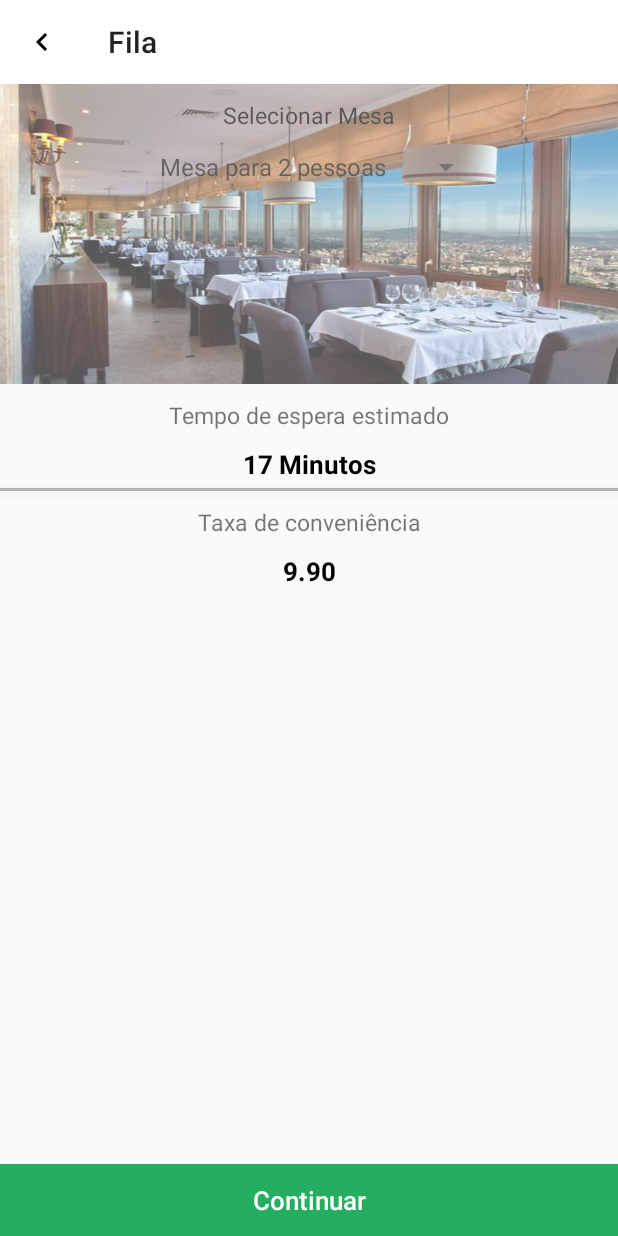
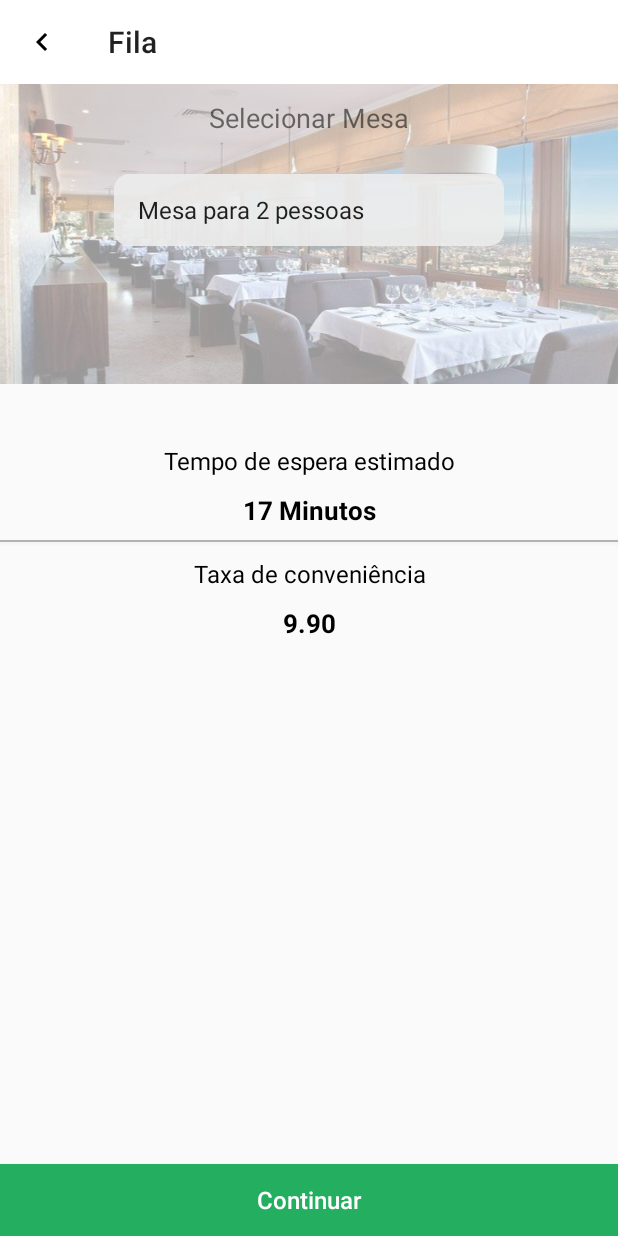
Before and after one commit to FranciscoSViana/QueueupSemestreFinalKotlin, an Android app: the FilaInfo screen opened directly, with no data from a screen before it, on a phone screen of 412 x 824 dp. Run offline under Robolectric (Android 15) with nearby library versions, the phone set to English and light mode, and no system bars.

Commit message:
update layout

```diff
--- a/QueueUp/app/src/main/java/com/example/queueup/view/LoginActivity.kt
+++ b/QueueUp/app/src/main/java/com/example/queueup/view/LoginActivity.kt
@@ -36,10 +36,11 @@ class LoginActivity : AppCompatActivity(), View.OnClickListener {
         if (v.id == R.id.button_login) {
             handleLogin()
         } else if (v.id == R.id.button_register) {
-            startActivity(Intent(this, RegisterOptionActivity::class.java))
+            //startActivity(Intent(this, RegisterOptionActivity::class.java))
+            startActivity(Intent(this, QueueTimeActivity::class.java))
 
             //Para aparecer o modal
-            /* val mDialogView = LayoutInflater.from(this).inflate(R.layout.modal_queuetime, null);
+             /*val mDialogView = LayoutInflater.from(this).inflate(R.layout.modal_queuetime, null);
              val mBuilder = AlertDialog.Builder(this)
                  .setView(mDialogView)
              //show dialog
--- a/QueueUp/app/src/main/java/com/example/queueup/view/QueueTimeActivity.kt
+++ b/QueueUp/app/src/main/java/com/example/queueup/view/QueueTimeActivity.kt
@@ -13,7 +13,8 @@ class QueueTimeActivity : AppCompatActivity() {
         setSupportActionBar(findViewById(R.id.toolbar_userhomepage))
         //configurações do menu
         val bottomNavigationView = findViewById<BottomNavigationView>(R.id.bottom_navigation).also {
-            it.selectedItemId = R.id.navigationRestaurant
+            it.selectedItemId = R.id.navigationFila
+
         }
 
         bottomNavigationView.setOnNavigationItemSelectedListener{
--- a/QueueUp/app/src/main/java/com/example/queueup/view/UserHomePageActivity.kt
+++ b/QueueUp/app/src/main/java/com/example/queueup/view/UserHomePageActivity.kt
@@ -36,7 +36,6 @@ class UserHomePageActivity : AppCompatActivity(), View.OnClickListener {
         val bottomNavigationView = findViewById<BottomNavigationView>(R.id.bottom_navigation).also {
             it.selectedItemId = R.id.navigationRestaurant
         }
-
         bottomNavigationView.setOnNavigationItemSelectedListener{
             when (it.itemId){
                 R.id.navigationFila -> {
--- /dev/null
+++ b/QueueUp/app/src/main/res/drawable/background_spinner.xml
@@ -0,0 +1,6 @@
+<?xml version="1.0" encoding="utf-8"?>
+<shape xmlns:android="http://schemas.android.com/apk/res/android">
+        <solid android:color="#E6EDEDED"/>
+        <corners android:radius="10dp"/>
+        <padding android:right="10dp"/>
+</shape>
--- /dev/null
+++ b/QueueUp/app/src/main/res/drawable/selector.xml
@@ -0,0 +1,5 @@
+<?xml version="1.0" encoding="utf-8"?>
+<selector xmlns:android="http://schemas.android.com/apk/res/android">
+    <item android:state_checked="false" android:color="#000000" />
+    <item android:state_checked="true" android:color="#13AC1A" />
+</selector>
--- a/QueueUp/app/src/main/res/layout/activity_fila_info.xml
+++ b/QueueUp/app/src/main/res/layout/activity_fila_info.xml
@@ -25,8 +25,7 @@
         android:id="@+id/id_layoutImage"
         android:layout_width="match_parent"
         android:layout_height="200dp"
-        android:background="@drawable/mesas"
-        android:alpha="0.65">
+        android:background="@drawable/mesas">
 
         <TextView
             android:id="@+id/tv_selecionarmesa"
@@ -34,26 +33,27 @@
             android:layout_width="match_parent"
             android:layout_height="wrap_content"
             android:text="Selecionar Mesa"
-            android:textSize="15sp"
-            android:textColor="#000000"
+            android:textSize="18sp"
             android:textAlignment="center">
         </TextView>
 
         <Spinner
+            android:layout_marginTop="25dp"
             android:layout_below="@+id/tv_selecionarmesa"
-            android:layout_width="wrap_content"
+            android:id="@+id/spinner_fila"
+            android:layout_width="260dp"
             android:layout_height="wrap_content"
-            android:id="@+id/spinner_fila"
-            android:layout_centerHorizontal="true"/>
-
+            android:layout_centerHorizontal="true"
+            android:background="@drawable/background_spinner" />
     </RelativeLayout>
     <TextView
-        android:layout_marginTop="10dp"
+        android:layout_marginTop="40dp"
         app:layout_constraintTop_toBottomOf="@+id/id_layoutImage"
         android:id="@+id/tv_filatempo"
         android:layout_width="match_parent"
         android:layout_height="wrap_content"
-        android:textSize="15sp"
+        android:textSize="16sp"
+        android:textColor="#000000"
         android:text="Tempo de espera estimado"
         android:textAlignment="center"/>
     <TextView
@@ -71,11 +71,11 @@
     <View
         android:id="@+id/v_linha_fila"
         android:layout_width="match_parent"
-        android:layout_height="2dp"
-        android:layout_marginTop="4dp"
+        android:layout_height="1dp"
+        android:layout_marginTop="8dp"
         android:background="#45000000"
-        android:elevation="5dp"
-        app:layout_constraintTop_toBottomOf="@+id/tv_minutos"/>
+        android:elevation="2dp"
+        app:layout_constraintTop_toBottomOf="@+id/tv_minutos" />
 
     <TextView
         android:layout_marginTop="10dp"
@@ -83,7 +83,8 @@
         android:id="@+id/tv_taxa"
         android:layout_width="match_parent"
         android:layout_height="0dp"
-        android:textSize="15sp"
+        android:textSize="16sp"
+        android:textColor="#000000"
         android:text="Taxa de conveniência"
         android:textAlignment="center"/>
 
@@ -99,6 +100,8 @@
         android:textColor="#000000"
         android:autoSizeMaxTextSize="17dp"
         android:textAlignment="center"/>
+
+
     <Button
         android:id="@+id/bt_fila"
         app:layout_constraintBottom_toBottomOf="parent"
@@ -106,7 +109,7 @@
         android:text="Continuar"
         android:textAllCaps="false"
         android:textColor="#ffffff"
-        android:textSize="17sp"
+        android:textSize="16sp"
         android:layout_width="match_parent"
         android:layout_height="wrap_content"/>
 </androidx.constraintlayout.widget.ConstraintLayout>
--- a/QueueUp/app/src/main/res/layout/activity_login.xml
+++ b/QueueUp/app/src/main/res/layout/activity_login.xml
@@ -15,7 +15,8 @@
             android:layout_height="wrap_content"
             android:layout_marginStart="16dp"
             android:layout_marginEnd="16dp"
-            android:orientation="vertical">
+            android:orientation="vertical"
+            android:layout_gravity="center">
 
 
             <ImageView
--- a/QueueUp/app/src/main/res/layout/activity_queue_time.xml
+++ b/QueueUp/app/src/main/res/layout/activity_queue_time.xml
@@ -67,7 +67,8 @@
             android:layout_width="match_parent"
             android:layout_height="wrap_content"
             android:background="@color/colorPrimaryToolbar"
-            app:menu="@menu/bottom_navigation" />
+            app:menu="@menu/bottom_navigation"
+            app:itemIconTint="@drawable/selector"/>
     </LinearLayout>
 
 
--- a/QueueUp/app/src/main/res/layout/activity_restaurant_list.xml
+++ b/QueueUp/app/src/main/res/layout/activity_restaurant_list.xml
@@ -41,7 +41,8 @@
             android:layout_width="match_parent"
             android:layout_height="wrap_content"
             android:background="@color/colorPrimaryToolbar"
-            app:menu="@menu/bottom_navigation" />
+            app:menu="@menu/bottom_navigation"
+            app:itemIconTint="@drawable/selector"/>
     </LinearLayout>
 
 
--- a/QueueUp/app/src/main/res/layout/activity_user_home_page.xml
+++ b/QueueUp/app/src/main/res/layout/activity_user_home_page.xml
@@ -60,7 +60,8 @@
             android:layout_width="match_parent"
             android:layout_height="wrap_content"
             android:background="@color/colorPrimaryToolbar"
-            app:menu="@menu/bottom_navigation" />
+            app:menu="@menu/bottom_navigation"
+            app:itemIconTint="@drawable/selector"/>
     </LinearLayout>
 
 
```
Also changed, not shown: QueueUp/app/src/main/AndroidManifest.xml (+21 -8 lines), QueueUp/app/src/main/java/com/example/queueup/view/RestaurantListActivity.kt (+23 -0 lines), QueueUp/app/src/main/res/drawable/background_color.xml (added, +7 -0 lines), QueueUp/app/src/main/res/drawable/ic_baseline_expand_more.xml (added, +10 -0 lines), QueueUp/app/src/main/res/layout/activity_restaurant_details.xml (+11 -9 lines), QueueUp/app/src/main/res/layout/modal_queuetime.xml (+26 -2 lines), QueueUp/app/src/main/res/menu/bottom_navigation.xml (+3 -4 lines), QueueUp/app/src/main/res/drawable/mesas.jpg.
